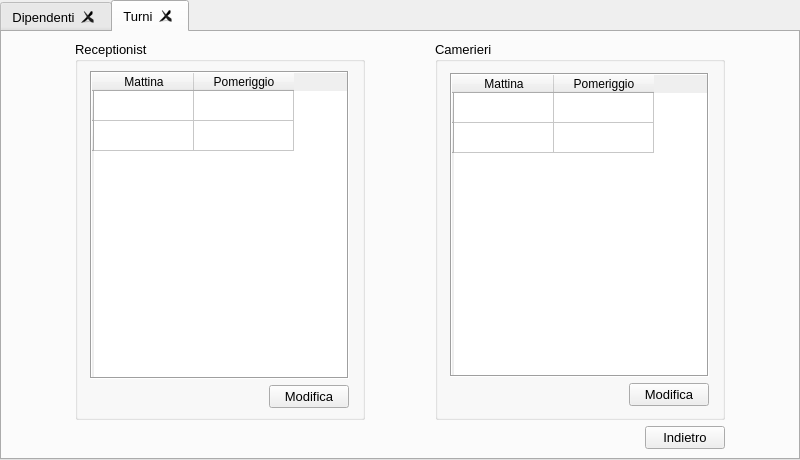
Qt form ui/Titolare/GestisciDipendenti/gestioneDipendenti.ui (mdoraz/Hotel) before a commit.
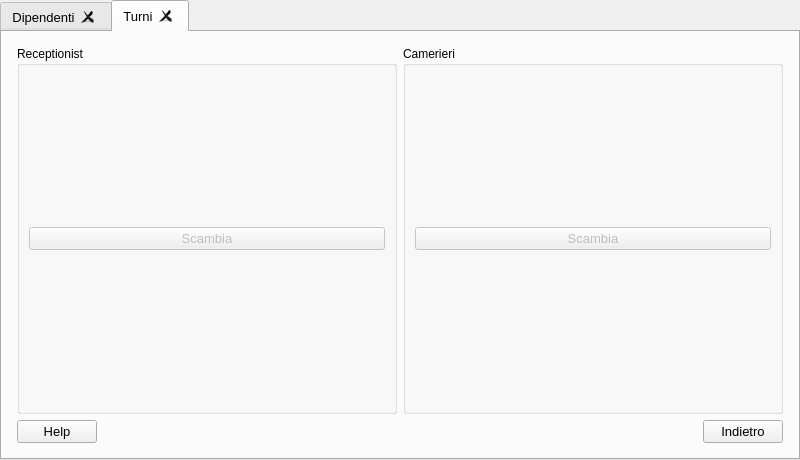
The same form after that commit. The open tabs and pages were chosen to show the change.

Commit message: modifiche in GestioneDipendentiUI e customQtClasses. Terminata la gestione dei turni

What changed in the file:
```diff
--- a/ui/Titolare/GestisciDipendenti/gestioneDipendenti.ui
+++ b/ui/Titolare/GestisciDipendenti/gestioneDipendenti.ui
@@ -273,7 +273,23 @@
     <string>Turni</string>
    </attribute>
    <layout class="QGridLayout" name="gridLayout_5">
-    <item row="0" column="1">
+    <property name="leftMargin">
+     <number>15</number>
+    </property>
+    <property name="rightMargin">
+     <number>15</number>
+    </property>
+    <property name="bottomMargin">
+     <number>15</number>
+    </property>
+    <item row="2" column="0" alignment="Qt::AlignLeft">
+     <widget class="QPushButton" name="btnHelp">
+      <property name="text">
+       <string>Help</string>
+      </property>
+     </widget>
+    </item>
+    <item row="1" column="1">
      <widget class="QGroupBox" name="groupBoxCamerieri">
       <property name="sizePolicy">
        <sizepolicy hsizetype="Preferred" vsizetype="Preferred">
@@ -283,10 +299,16 @@
       </property>
       <property name="maximumSize">
        <size>
-        <width>290</width>
+        <width>440</width>
         <height>16777215</height>
        </size>
       </property>
+      <property name="font">
+       <font>
+        <family>Arial</family>
+        <pointsize>9</pointsize>
+       </font>
+      </property>
       <property name="title">
        <string>Camerieri</string>
       </property>
@@ -300,115 +322,33 @@
        <property name="bottomMargin">
         <number>11</number>
        </property>
-       <item row="1" column="0">
-        <widget class="QTableWidget" name="tableCamerieri">
-         <property name="sizePolicy">
-          <sizepolicy hsizetype="Fixed" vsizetype="Expanding">
-           <horstretch>0</horstretch>
-           <verstretch>0</verstretch>
-          </sizepolicy>
-         </property>
-         <property name="minimumSize">
-          <size>
-           <width>259</width>
-           <height>0</height>
-          </size>
-         </property>
-         <property name="maximumSize">
-          <size>
-           <width>259</width>
-           <height>16777215</height>
-          </size>
+       <item row="0" column="0">
+        <widget class="QPushButton" name="btnScambiaCamerieri">
+         <property name="enabled">
+          <bool>false</bool>
          </property>
          <property name="font">
           <font>
            <family>Arial</family>
-           <pointsize>9</pointsize>
+           <pointsize>10</pointsize>
           </font>
          </property>
-         <property name="contextMenuPolicy">
-          <enum>Qt::DefaultContextMenu</enum>
-         </property>
-         <property name="acceptDrops">
-          <bool>false</bool>
-         </property>
-         <property name="frameShape">
-          <enum>QFrame::Box</enum>
-         </property>
-         <property name="frameShadow">
-          <enum>QFrame::Sunken</enum>
-         </property>
-         <property name="sizeAdjustPolicy">
-          <enum>QAbstractScrollArea::AdjustToContents</enum>
-         </property>
-         <property name="editTriggers">
-          <set>QAbstractItemView::NoEditTriggers</set>
-         </property>
-         <property name="dragEnabled">
-          <bool>false</bool>
-         </property>
-         <property name="dragDropOverwriteMode">
-          <bool>true</bool>
-         </property>
-         <property name="dragDropMode">
-          <enum>QAbstractItemView::InternalMove</enum>
-         </property>
-         <property name="defaultDropAction">
-          <enum>Qt::MoveAction</enum>
-         </property>
-         <row>
-          <property name="text">
-           <string/>
-          </property>
-         </row>
-         <row>
-          <property name="text">
-           <string/>
-          </property>
-         </row>
-         <column>
-          <property name="text">
-           <string>Mattina</string>
-          </property>
-         </column>
-         <column>
-          <property name="text">
-           <string>Pomeriggio</string>
-          </property>
-         </column>
-         <item row="0" column="0">
-          <property name="text">
-           <string/>
-          </property>
-         </item>
-         <item row="0" column="1">
-          <property name="text">
-           <string/>
-          </property>
-         </item>
-         <item row="1" column="0">
-          <property name="text">
-           <string/>
-          </property>
-         </item>
-         <item row="1" column="1">
-          <property name="text">
-           <string/>
-          </property>
-         </item>
-        </widget>
-       </item>
-       <item row="2" column="0" alignment="Qt::AlignRight|Qt::AlignBottom">
-        <widget class="QPushButton" name="btnModificaCamerieri">
          <property name="text">
-          <string>Modifica</string>
+          <string>Scambia</string>
          </property>
         </widget>
        </item>
       </layout>
      </widget>
     </item>
-    <item row="0" column="0">
+    <item row="2" column="1" alignment="Qt::AlignRight">
+     <widget class="QPushButton" name="btnIndietro2">
+      <property name="text">
+       <string>Indietro</string>
+      </property>
+     </widget>
+    </item>
+    <item row="1" column="0">
      <widget class="QGroupBox" name="groupBoxReceptionist">
       <property name="sizePolicy">
        <sizepolicy hsizetype="Preferred" vsizetype="Preferred">
@@ -418,10 +358,16 @@
       </property>
       <property name="maximumSize">
        <size>
-        <width>290</width>
+        <width>440</width>
         <height>16777215</height>
        </size>
       </property>
+      <property name="font">
+       <font>
+        <family>Arial</family>
+        <pointsize>9</pointsize>
+       </font>
+      </property>
       <property name="title">
        <string>Receptionist</string>
       </property>
@@ -439,128 +385,45 @@
         <enum>QLayout::SetDefaultConstraint</enum>
        </property>
        <item row="0" column="0">
-        <widget class="QTableWidget" name="tableReceptionist">
-         <property name="sizePolicy">
-          <sizepolicy hsizetype="Fixed" vsizetype="Expanding">
-           <horstretch>0</horstretch>
-           <verstretch>0</verstretch>
-          </sizepolicy>
-         </property>
-         <property name="minimumSize">
-          <size>
-           <width>259</width>
-           <height>0</height>
-          </size>
-         </property>
-         <property name="maximumSize">
-          <size>
-           <width>259</width>
-           <height>16777215</height>
-          </size>
-         </property>
-         <property name="font">
-          <font>
-           <family>Arial</family>
-           <pointsize>9</pointsize>
-          </font>
-         </property>
-         <property name="frameShape">
-          <enum>QFrame::Box</enum>
-         </property>
-         <property name="sizeAdjustPolicy">
-          <enum>QAbstractScrollArea::AdjustToContents</enum>
-         </property>
-         <property name="editTriggers">
-          <set>QAbstractItemView::NoEditTriggers</set>
-         </property>
-         <property name="showDropIndicator" stdset="0">
-          <bool>true</bool>
-         </property>
-         <property name="dragEnabled">
+        <widget class="QPushButton" name="btnScambiaReceptionist">
+         <property name="enabled">
           <bool>false</bool>
          </property>
-         <property name="dragDropMode">
-          <enum>QAbstractItemView::InternalMove</enum>
-         </property>
-         <property name="defaultDropAction">
-          <enum>Qt::MoveAction</enum>
-         </property>
-         <property name="alternatingRowColors">
-          <bool>false</bool>
-         </property>
-         <property name="showGrid">
-          <bool>true</bool>
-         </property>
-         <property name="gridStyle">
-          <enum>Qt::SolidLine</enum>
-         </property>
-         <property name="columnCount">
-          <number>2</number>
-         </property>
-         <row>
-          <property name="text">
-           <string/>
-          </property>
-         </row>
-         <row>
-          <property name="text">
-           <string/>
-          </property>
-         </row>
-         <column>
-          <property name="text">
-           <string>Mattina</string>
-          </property>
-         </column>
-         <column>
-          <property name="text">
-           <string>Pomeriggio</string>
-          </property>
-         </column>
-         <item row="0" column="0">
-          <property name="text">
-           <string/>
-          </property>
-         </item>
-         <item row="0" column="1">
-          <property name="text">
-           <string/>
-          </property>
-         </item>
-         <item row="1" column="0">
-          <property name="text">
-           <string/>
-          </property>
-         </item>
-         <item row="1" column="1">
-          <property name="text">
-           <string/>
-          </property>
-         </item>
-        </widget>
-       </item>
-       <item row="1" column="0" alignment="Qt::AlignRight|Qt::AlignBottom">
-        <widget class="QPushButton" name="btnModificaReceptionist">
          <property name="sizePolicy">
           <sizepolicy hsizetype="Minimum" vsizetype="Fixed">
            <horstretch>0</horstretch>
            <verstretch>0</verstretch>
           </sizepolicy>
          </property>
+         <property name="font">
+          <font>
+           <family>Arial</family>
+           <pointsize>10</pointsize>
+          </font>
+         </property>
          <property name="text">
-          <string>Modifica</string>
+          <string>Scambia</string>
          </property>
         </widget>
        </item>
       </layout>
      </widget>
     </item>
-    <item row="1" column="1" alignment="Qt::AlignRight|Qt::AlignBottom">
-     <widget class="QPushButton" name="btnIndietro2">
-      <property name="text">
-       <string>Indietro</string>
+    <item row="0" column="0" colspan="2">
+     <spacer name="vSpacer">
+      <property name="orientation">
+       <enum>Qt::Vertical</enum>
       </property>
-     </widget>
+      <property name="sizeType">
+       <enum>QSizePolicy::Fixed</enum>
+      </property>
+      <property name="sizeHint" stdset="0">
+       <size>
+        <width>20</width>
+        <height>5</height>
+       </size>
+      </property>
+     </spacer>
     </item>
    </layout>
   </widget>
```
Left out of the diff: 4 changed lines with no effect on the pictures. The commit also changes 8 other files.
